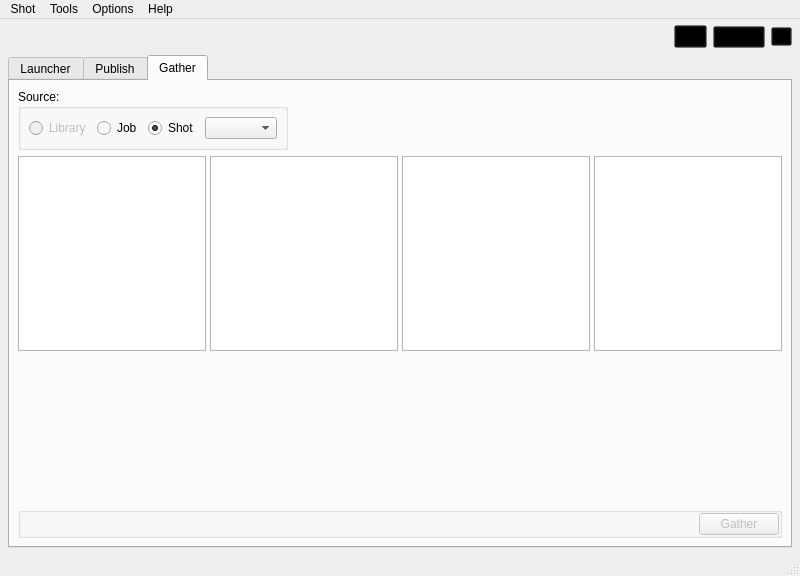
First picture: the form in core/ui/icarus_ui.ui, repository mjbonnington/icarus-gps, before the edit.
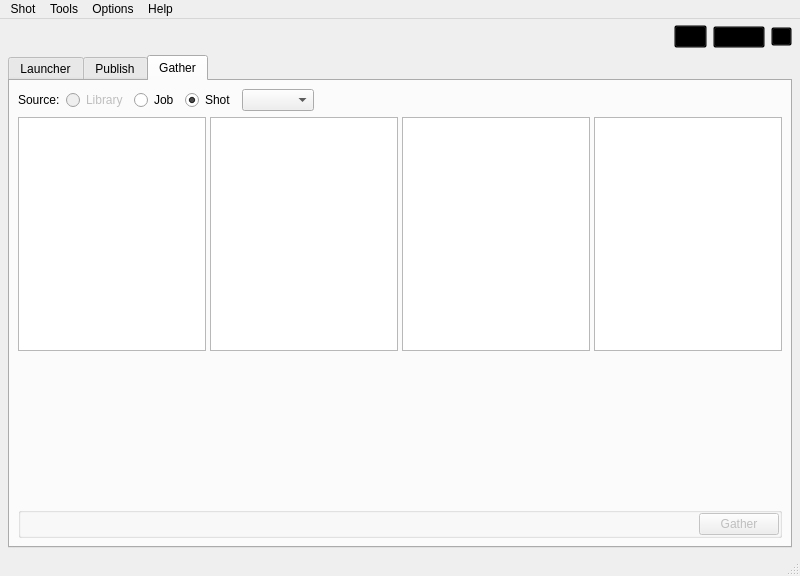
Second picture: the form after the edit. The open tabs and pages were chosen to show the change. Icons and pictures are not drawn.

The edit to the form file:
```diff
--- a/core/ui/icarus_ui.ui
+++ b/core/ui/icarus_ui.ui
@@ -2387,30 +2387,31 @@
            <enum>QFrame::NoFrame</enum>
           </property>
           <property name="frameShadow">
-           <enum>QFrame::Raised</enum>
+           <enum>QFrame::Plain</enum>
           </property>
-          <layout class="QHBoxLayout" name="horizontalLayout_14">
-           <property name="margin">
+          <property name="lineWidth">
+           <number>0</number>
+          </property>
+          <layout class="QHBoxLayout" name="gatherAssetTop_horizontalLayout">
+           <property name="leftMargin">
+            <number>0</number>
+           </property>
+           <property name="topMargin">
+            <number>0</number>
+           </property>
+           <property name="rightMargin">
+            <number>0</number>
+           </property>
+           <property name="bottomMargin">
             <number>0</number>
            </property>
            <item>
-            <widget class="QGroupBox" name="gatherFrom_groupBox">
-             <property name="enabled">
-              <bool>true</bool>
-             </property>
-             <property name="sizePolicy">
-              <sizepolicy hsizetype="Maximum" vsizetype="Preferred">
-               <horstretch>0</horstretch>
-               <verstretch>0</verstretch>
-              </sizepolicy>
-             </property>
-             <property name="title">
+            <widget class="QLabel" name="gatherFrom_label">
+             <property name="text">
               <string>Source:</string>
              </property>
-             <layout class="QHBoxLayout" name="gatherFrom_horizontalLayout">
-              <property name="margin">
-               <number>8</number>
-              </property>
+            </widget>
+           </item>
               <item>
                <widget class="QRadioButton" name="gatherFromLibrary_radioButton">
                 <property name="enabled">
@@ -2471,9 +2472,6 @@
               <item>
                <widget class="QComboBox" name="gatherFromShot_comboBox"/>
               </item>
-             </layout>
-            </widget>
-           </item>
            <item>
             <spacer name="gatherTop_horizontalSpacer">
              <property name="orientation">
@@ -2495,6 +2493,15 @@
           <property name="enabled">
            <bool>true</bool>
           </property>
+          <property name="frameShape">
+           <enum>QFrame::NoFrame</enum>
+          </property>
+          <property name="frameShadow">
+           <enum>QFrame::Plain</enum>
+          </property>
+          <property name="lineWidth">
+           <number>0</number>
+          </property>
           <layout class="QHBoxLayout" name="assetBrowser_columnView_horizontalLayout">
            <property name="spacing">
             <number>4</number>
```
Left out of the diff: 292 changed lines with no effect on the pictures. Lines whose indentation alone changed are shown as unchanged.
